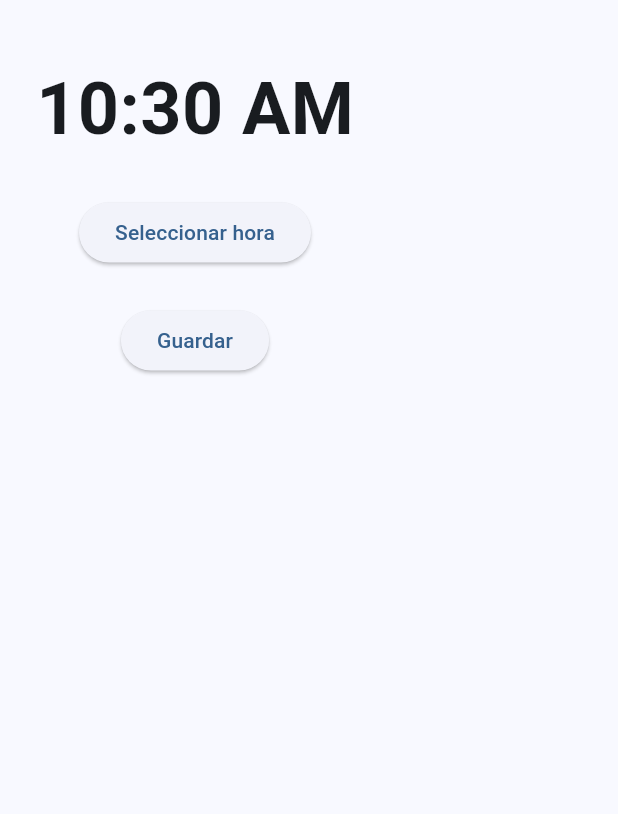
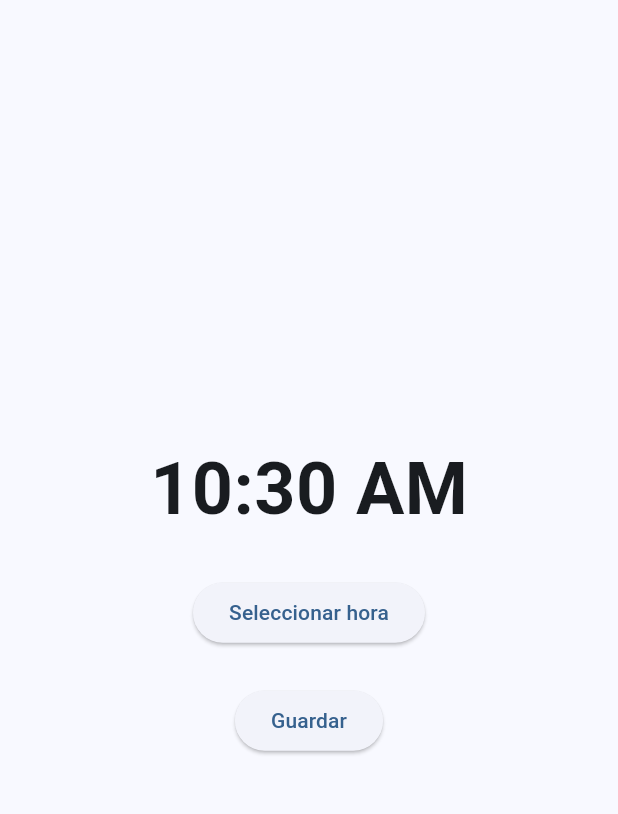
Before and after one commit to Will2020-cpu/alarma_app, a Flutter app: the screen it shows after launch, after a tap on the "add" icon, on a phone screen of 412 x 824 dp, the part 63-877 px from its top. Run offline on Flutter 3.47's test engine with Material 3 defaults, Android fonts, the phone set to English and light mode, and no system bars.

Commit message:
Se personaliza los floating button con las propiedades de shape y background color y se termina el crud de alarma

```diff
--- a/lib/screens/add_alarm_scren.dart
+++ b/lib/screens/add_alarm_scren.dart
@@ -3,14 +3,25 @@ import 'package:flutter/material.dart';
 import '../models/alarm.dart';
 
 class AddAlarmScreen extends StatefulWidget {
-  const AddAlarmScreen({super.key});
+  final Alarm? alarm;
+
+  const AddAlarmScreen({super.key, this.alarm});
 
   @override
   State<AddAlarmScreen> createState() => _AddAlarmScreenState();
 }
 
 class _AddAlarmScreenState extends State<AddAlarmScreen> {
-  TimeOfDay selectedTime = TimeOfDay.now();
+  late TimeOfDay selectedTime;
+
+  @override
+  void initState() {
+    super.initState();
+
+    selectedTime = widget.alarm != null
+        ? TimeOfDay(hour: widget.alarm!.hour, minute: widget.alarm!.minute)
+        : TimeOfDay.now();
+  }
 
   Future<void> selectTime() async {
     final TimeOfDay? time = await showTimePicker(
@@ -27,7 +38,7 @@ class _AddAlarmScreenState extends State<AddAlarmScreen> {
 
   void saveAlarm() {
     final alarm = Alarm(
-      id: DateTime.now().millisecondsSinceEpoch,
+      id: widget.alarm?.id ?? DateTime.now().millisecondsSinceEpoch,
       hour: selectedTime.hour,
       minute: selectedTime.minute,
     );
@@ -37,30 +48,35 @@ class _AddAlarmScreenState extends State<AddAlarmScreen> {
 
   @override
   Widget build(BuildContext context) {
+    final bool isEditing = widget.alarm != null;
+
     return Scaffold(
-      appBar: AppBar(title: const Text('Nueva alarma')),
-
-      body: Padding(
+      appBar: AppBar(title: Text(isEditing ? 'Editar alarma' : 'Nueva alarma')),
+      body: Center(
+        child: Padding(
           padding: const EdgeInsets.all(24),
-
           child: Column(
+            mainAxisSize: MainAxisSize.min,
             children: [
               Text(
                 selectedTime.format(context),
-              style: const TextStyle(fontSize: 48, fontWeight: FontWeight.bold),
+                style: const TextStyle(
+                  fontSize: 48,
+                  fontWeight: FontWeight.bold,
                 ),
-
+              ),
               const SizedBox(height: 24),
-
               ElevatedButton(
                 onPressed: selectTime,
                 child: const Text('Seleccionar hora'),
               ),
-
               const SizedBox(height: 24),
-
-            ElevatedButton(onPressed: saveAlarm, child: const Text('Guardar')),
+              ElevatedButton(
+                onPressed: saveAlarm,
+                child: Text(isEditing ? 'Guardar cambios' : 'Guardar'),
+              ),
             ],
+          ),
         ),
       ),
     );
--- a/lib/screens/home_screen.dart
+++ b/lib/screens/home_screen.dart
@@ -22,6 +22,22 @@ class _HomeScreenState extends State<HomeScreen> {
     if (alarm != null) {
       setState(() {
         alarms.add(alarm);
+      });
+    }
+  }
+
+  Future<void> editAlarm(Alarm alarm) async {
+    final Alarm? updatedAlarm = await Navigator.push<Alarm>(
+      context,
+      MaterialPageRoute(builder: (context) => AddAlarmScreen(alarm: alarm)),
+    );
+
+    if (updatedAlarm != null) {
+      setState(() {
+        final index = alarms.indexOf(alarm);
+        if (index != -1) {
+          alarms[index] = updatedAlarm;
+        }
       });
     }
   }
@@ -59,12 +75,21 @@ class _HomeScreenState extends State<HomeScreen> {
                   onDelete: () {
                     deleteAlarm(alarm);
                   },
+                  onEdit: () {
+                    editAlarm(alarm);
+                  },
                 );
               },
             ),
       floatingActionButton: FloatingActionButton(
         onPressed: addAlarm,
         tooltip: 'Agregar alarma',
+        shape: CircleBorder(
+          side: BorderSide(color: Colors.transparent, width: 2.0),
+        ),
+        backgroundColor: const Color(0xFF00E5FF),
+        foregroundColor: Colors.black,
+        elevation: 10,
         child: const Icon(Icons.add),
       ),
     );
```
Also changed, not shown: lib/widgets/alarm_card.dart (+17 -1 lines). Lines whose indentation alone changed are shown as unchanged.
